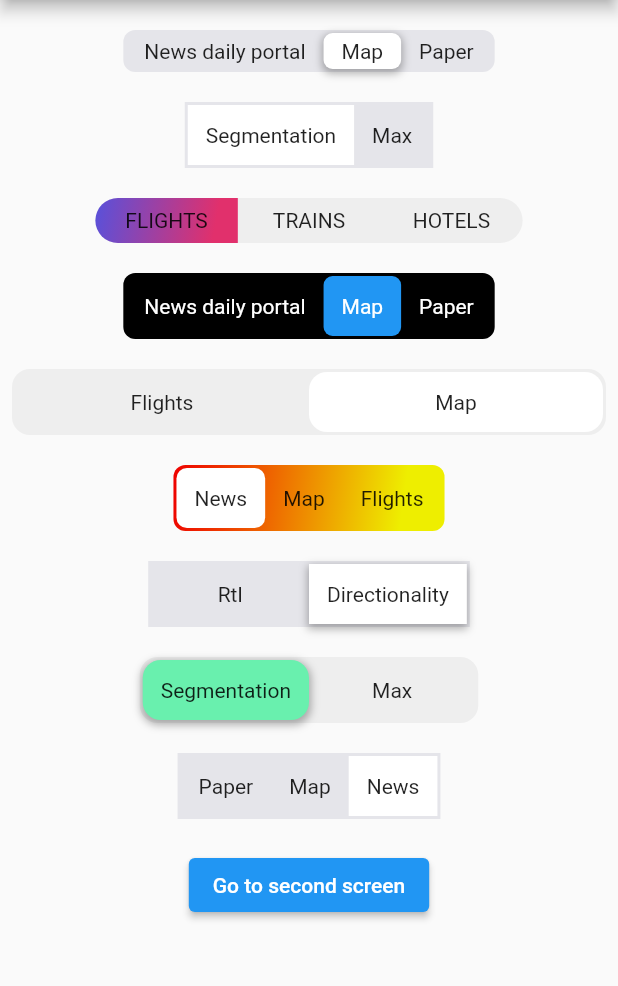
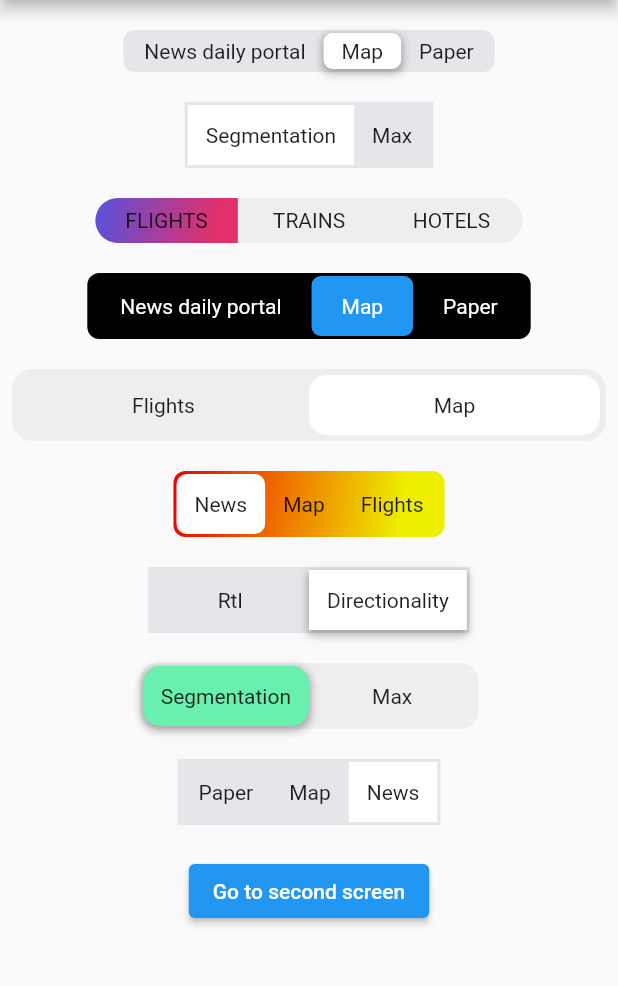
Before and after one commit to hadukin/custom_sliding_segmented_control, a Flutter app: the screen it shows after launch, on a phone screen of 412 x 824 dp, the part 84-1070 px from its top. Run offline on Flutter 3.47's test engine with Material 2 defaults, Android fonts, the phone set to English and light mode, and no system bars.

Commit message:
release: 1.5.2

```diff
--- a/example/lib/main.dart
+++ b/example/lib/main.dart
@@ -98,10 +98,9 @@ class _MyHomePageState extends State<MyHomePage> {
               ),
               const SizedBox(height: 20),
               CustomSlidingSegmentedControl<int>(
-                // radius: 20,
                 fromMax: true,
                 height: 30,
-                innerPadding: 0,
+                innerPadding: EdgeInsets.zero,
                 children: {
                   0: Text("FLIGHTS"),
                   1: Text("TRAINS"),
@@ -163,6 +162,7 @@ class _MyHomePageState extends State<MyHomePage> {
               const SizedBox(height: 20),
               CustomSlidingSegmentedControl<int>(
                 initialValue: 2,
+                padding: 20,
                 children: {
                   1: Text(
                     'News daily portal',
@@ -207,10 +207,10 @@ class _MyHomePageState extends State<MyHomePage> {
                       textAlign: TextAlign.center,
                     ),
                   },
-                  innerPadding: 2,
+                  innerPadding: EdgeInsets.all(4),
                   decoration: BoxDecoration(
                     color: Colors.grey[200],
-                    borderRadius: BorderRadius.circular(12),
+                    borderRadius: BorderRadius.circular(14),
                   ),
                   thumbDecoration: BoxDecoration(
                     color: Colors.white,
@@ -228,7 +228,6 @@ class _MyHomePageState extends State<MyHomePage> {
                   SegmentType.map: Text('Map'),
                   SegmentType.paper: Text('Flights'),
                 },
-                // radius: 8,
                 thumbDecoration: BoxDecoration(
                   color: Colors.white,
                   borderRadius: BorderRadius.circular(7),
@@ -393,7 +392,6 @@ class SecondView extends StatelessWidget {
                     textAlign: TextAlign.center,
                   ),
                 },
-                // radius: 8,
                 onValueChanged: (v) {
                   print(v);
                 },
@@ -415,9 +413,7 @@ class SecondView extends StatelessWidget {
                     style: TextStyle(color: Colors.white),
                   ),
                 },
-                innerPadding: 2,
-                // padding: EdgeInsets.all(16),
-                // backgroundColor: Colors.black,
+                innerPadding: EdgeInsets.zero,
                 thumbDecoration: BoxDecoration(color: Colors.blue),
                 duration: Duration(milliseconds: 300),
                 curve: Curves.easeInToLinear,
--- a/lib/src/widget.dart
+++ b/lib/src/widget.dart
@@ -57,7 +57,7 @@ class CustomSlidingSegmentedControl<T> extends StatefulWidget {
     this.initialValue,
     this.duration,
     this.curve = Curves.easeInOut,
-    this.innerPadding = 2.0,
+    this.innerPadding = const EdgeInsets.all(2.0),
     this.padding = 12,
     this.fixedWidth,
     this.decoration = const BoxDecoration(color: CupertinoColors.systemGrey5),
@@ -76,7 +76,7 @@ class CustomSlidingSegmentedControl<T> extends StatefulWidget {
   final ValueChanged<T> onValueChanged;
   final Duration? duration;
   final Curve curve;
-  final double innerPadding;
+  final EdgeInsets innerPadding;
   final double padding;
   final double? fixedWidth;
   final Map<T, Widget> children;
@@ -159,7 +159,6 @@ class _CustomSlidingSegmentedControlState<T>
       splashColor: widget.splashColor,
       splashFactory: widget.splashFactory,
       highlightColor: widget.highlightColor,
-      // borderRadius: BorderRadius.circular(widget.radius),
       onTap: () {
         _onTapItem(item);
       },
@@ -176,7 +175,7 @@ class _CustomSlidingSegmentedControlState<T>
     return Container(
       clipBehavior: widget.clipBehavior,
       decoration: widget.decoration,
-      padding: EdgeInsets.all(widget.innerPadding),
+      padding: widget.innerPadding,
       child: Stack(
         children: [
           AnimationPanel<T>(
--- a/pubspec.yaml
+++ b/pubspec.yaml
@@ -1,6 +1,6 @@
 name: custom_sliding_segmented_control
 description: Allows you to flexibly configure the widget for displaying controls. You can add color, speed, size, initial value, animation and more.
-version: 1.5.1
+version: 1.5.2
 homepage: https://github.com/hadukin/custom_sliding_segmented_control
 repository: https://github.com/hadukin/custom_sliding_segmented_control
 
```
Also changed, not shown: 1 other file.
